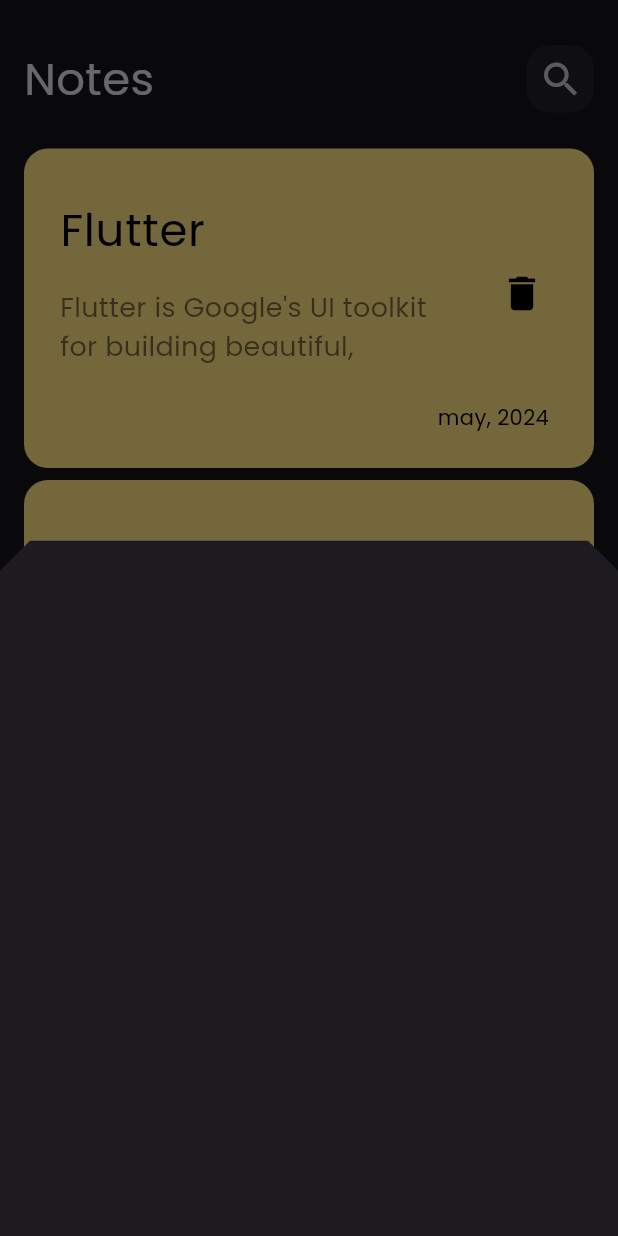
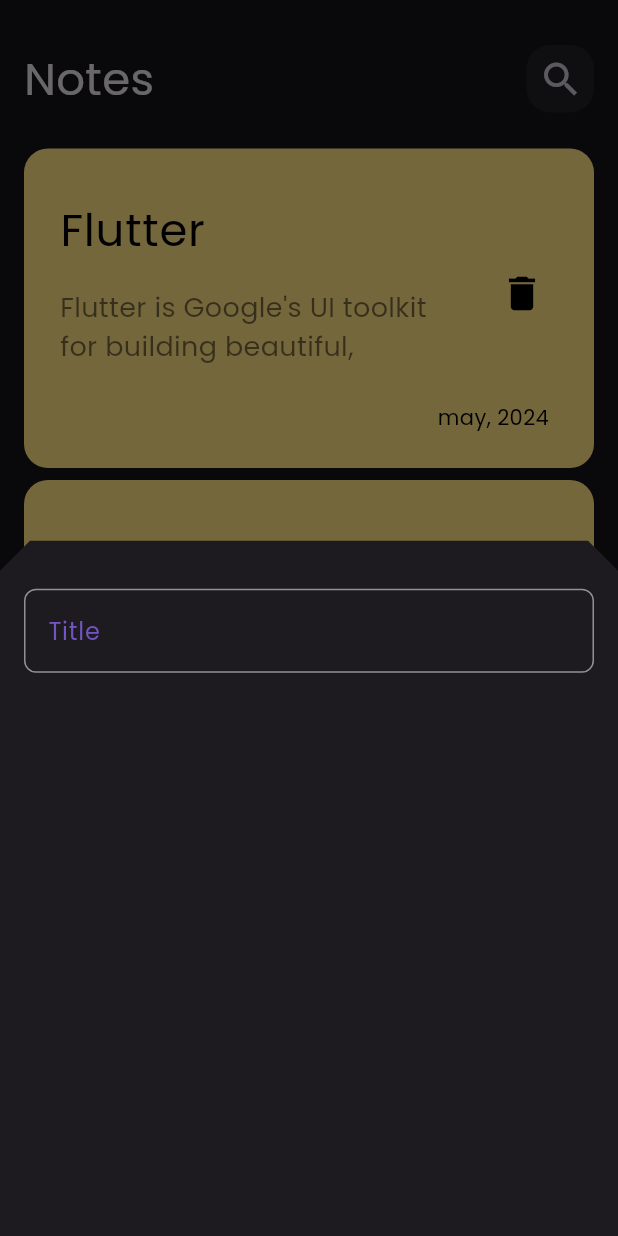
Before and after one commit to omaaramer/notes_app, a Flutter app: the screen it shows after launch, after a tap on the "add" icon, on a phone screen of 412 x 824 dp. Run offline on Flutter 3.47's test engine with Material 3 defaults, Android fonts, the phone set to English and light mode, and no system bars.

Commit message:
create custom text field

```diff
--- /dev/null
+++ b/lib/constants.dart
@@ -0,0 +1,3 @@
+import 'package:flutter/material.dart';
+
+Color kPrimaryColor = const Color.fromARGB(255, 114, 84, 194);
--- a/lib/views/widgets/add_botton_sheet.dart
+++ b/lib/views/widgets/add_botton_sheet.dart
@@ -1,4 +1,6 @@
 import 'package:flutter/material.dart';
+
+import 'custom_text_field.dart';
 
 class AddModelBottomSheet extends StatelessWidget {
   const AddModelBottomSheet({
@@ -7,6 +9,14 @@ class AddModelBottomSheet extends StatelessWidget {
 
   @override
   Widget build(BuildContext context) {
-    return Container();
+    return const Padding(
+      padding: EdgeInsets.symmetric(horizontal: 16),
+      child: Column(
+        children: [
+          SizedBox(height: 32),
+          CustomTetField(),
+        ],
+      ),
+    );
   }
 }
--- /dev/null
+++ b/lib/views/widgets/custom_text_field.dart
@@ -0,0 +1,31 @@
+import 'package:flutter/material.dart';
+
+import '../../constants.dart';
+
+class CustomTetField extends StatelessWidget {
+  const CustomTetField({
+    super.key,
+  });
+
+  @override
+  Widget build(BuildContext context) {
+    return TextField(
+      cursorColor: kPrimaryColor,
+      decoration: InputDecoration(
+        hintText: "Title",
+        hintStyle: TextStyle(color: kPrimaryColor),
+        border: buildBorder(),
+      ),
+    );
+  }
+
+  OutlineInputBorder buildBorder([color]) {
+    return OutlineInputBorder(
+      borderRadius: BorderRadius.circular(8),
+      borderSide: BorderSide(
+        width: 2,
+        color: color ?? Colors.white,
+      ),
+    );
+  }
+}
```
